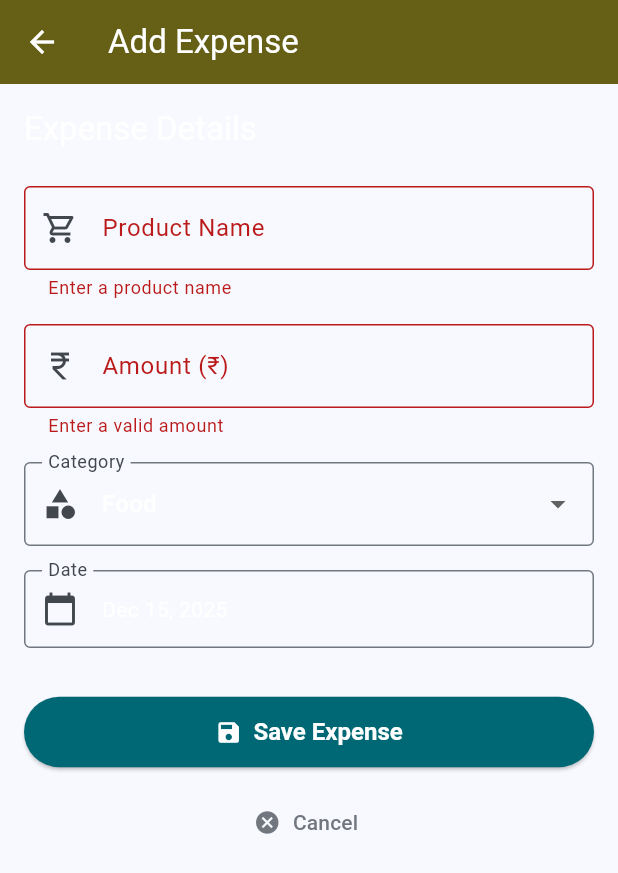
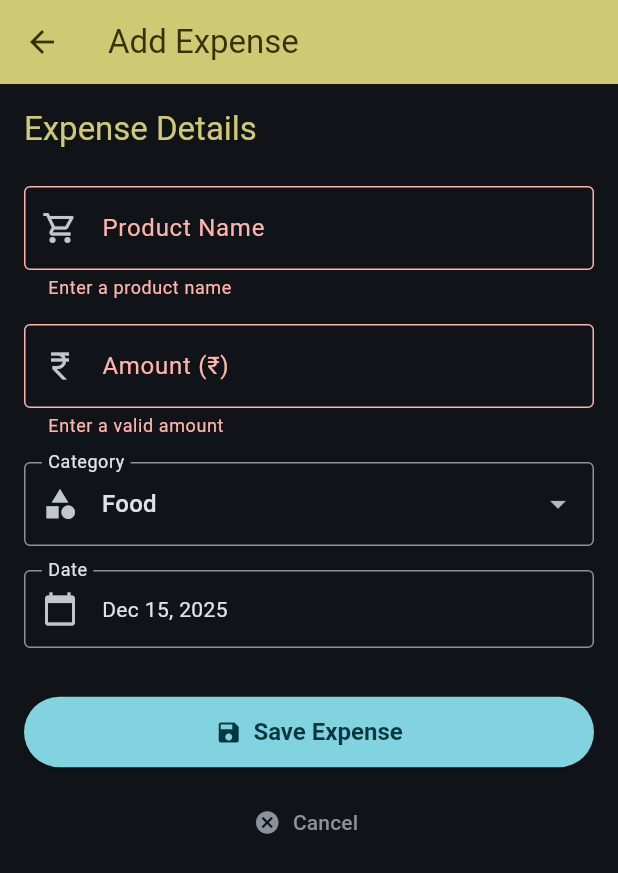
Before and after one commit to rzfi/flutter-expense-tracker, a Flutter app: the AddExpenseScreen screen opened by its route, after a tap on "Save Expense", on a phone screen of 412 x 824 dp. Shown: the top 873 px of the screen. Run offline on Flutter 3.47's test engine with Material 3 defaults, Android fonts, the phone set to English and light mode, and no system bars; our stand-ins replace auto_size_text, csv, fl_chart, google_fonts, hive, hive_flutter and 4 more; accounts and stored records are empty.

Commit message:
Bugs and Theme Changing removed

```diff
--- a/lib/main.dart
+++ b/lib/main.dart
@@ -83,7 +83,7 @@ class MyApp extends StatelessWidget {
         return MaterialApp(
           debugShowCheckedModeBanner: false,
           title: 'Budgo',
-          theme: themeProvider.materialTheme.lightScheme().copyWith(
+          theme: themeProvider.materialTheme.darkScheme().copyWith(
             visualDensity: VisualDensity.adaptivePlatformDensity,
           ),
           darkTheme: themeProvider.materialTheme.darkScheme().copyWith(
--- a/lib/screens/add_expense_screen.dart
+++ b/lib/screens/add_expense_screen.dart
@@ -1,7 +1,8 @@
+import 'package:expense/models/expense.dart';
+import 'package:expense/provider/expenses_provider.dart';
 import 'package:flutter/material.dart';
-import 'package:hive/hive.dart';
 import 'package:intl/intl.dart';
-import 'package:expense/models/expense.dart';
+import 'package:provider/provider.dart';
 
 class AddExpenseScreen extends StatefulWidget {
   const AddExpenseScreen({super.key});
@@ -11,35 +12,35 @@ class AddExpenseScreen extends StatefulWidget {
 }
 
 class _AddExpenseScreenState extends State<AddExpenseScreen> {
+  static const List<String> _categories = <String>[
+    'Food',
+    'Travel',
+    'Bills',
+    'Shopping',
+    'Other',
+  ];
+
   final _formKey = GlobalKey<FormState>();
+
   final TextEditingController _productController = TextEditingController();
   final TextEditingController _amountController = TextEditingController();
-  String _selectedCategory = 'Food';
+
+  // Only used if category == "Other"
+  final TextEditingController _customCategoryController =
+      TextEditingController();
+
+  String _selectedCategory = _categories.first;
   DateTime _selectedDate = DateTime.now();
 
-  late Box<Expense> expenseBox;
-
   @override
-  void initState() {
-    super.initState();
-    expenseBox = Hive.box<Expense>('expenses');
+  void dispose() {
+    _productController.dispose();
+    _amountController.dispose();
+    _customCategoryController.dispose();
+    super.dispose();
   }
 
-  void _submitExpense() async {
-    if (_formKey.currentState!.validate()) {
-      final expense = Expense(
-        productName: _productController.text.trim(),
-        amount: double.parse(_amountController.text.trim()),
-        category: _selectedCategory,
-        date: _selectedDate,
-      );
-
-      await expenseBox.add(expense);
-
-      if (!mounted) return;
-      Navigator.pop(context); // Go back to home screen
-    }
-  }
+  bool get _isOtherSelected => _selectedCategory == 'Other';
 
   Future<void> _pickDate() async {
     final now = DateTime.now();
@@ -48,27 +49,35 @@ class _AddExpenseScreenState extends State<AddExpenseScreen> {
       initialDate: _selectedDate,
       firstDate: DateTime(now.year - 5),
       lastDate: DateTime(now.year + 1),
-      builder: (context, child) {
-        final theme = Theme.of(context);
-        return Theme(
-          data: theme.copyWith(
-            colorScheme: theme.colorScheme.copyWith(
-              primary: theme.colorScheme.primary,
-              onPrimary: theme.colorScheme.onPrimary,
-              surface: theme.colorScheme.surface,
-              onSurface: theme.colorScheme.onSurface,
-            ),
-          ),
-          child: child!,
-        );
-      },
     );
 
     if (picked != null && picked != _selectedDate) {
-      setState(() {
-        _selectedDate = picked;
-      });
+      setState(() => _selectedDate = picked);
     }
+  }
+
+  Future<void> _submitExpense() async {
+    if (!(_formKey.currentState?.validate() ?? false)) return;
+
+    final category = _isOtherSelected
+        ? _customCategoryController.text.trim()
+        : _selectedCategory;
+
+    final expense = Expense(
+      productName: _productController.text.trim(),
+      amount: double.parse(_amountController.text.trim()),
+      category: category,
+      date: _selectedDate,
+    );
+
+    // Preferred (centralized): Provider -> Hive handled inside provider
+    await context.read<ExpensesProvider>().addExpense(expense);
+
+    // If you still use Hive directly here, use this instead:
+    // await Hive.box<Expense>('expenses').add(expense);
+
+    if (!mounted) return;
+    Navigator.pop(context);
   }
 
   @override
@@ -89,12 +98,18 @@ class _AddExpenseScreenState extends State<AddExpenseScreen> {
           child: Column(
             crossAxisAlignment: CrossAxisAlignment.stretch,
             children: [
-              Text("Expense Details", style: theme.textTheme.titleLarge),
+              Text(
+                "Expense Details",
+                style: theme.textTheme.titleLarge?.copyWith(
+                  color: color.primary,
+                ),
+              ),
               const SizedBox(height: 24),
 
               // Product Name
               TextFormField(
                 controller: _productController,
+                style: TextStyle(color: color.onSurface),
                 decoration: InputDecoration(
                   labelText: 'Product Name',
                   border: const OutlineInputBorder(),
@@ -109,14 +124,17 @@ class _AddExpenseScreenState extends State<AddExpenseScreen> {
               // Amount
               TextFormField(
                 controller: _amountController,
-                keyboardType: TextInputType.numberWithOptions(decimal: true),
-                decoration: InputDecoration(
+                keyboardType: const TextInputType.numberWithOptions(
+                  decimal: true,
+                ),
+                style: TextStyle(color: color.onSurface),
+                decoration: const InputDecoration(
                   labelText: 'Amount (₹)',
-                  border: const OutlineInputBorder(),
-                  prefixIcon: const Icon(Icons.currency_rupee),
+                  border: OutlineInputBorder(),
+                  prefixIcon: Icon(Icons.currency_rupee),
                 ),
                 validator: (value) {
-                  final amount = double.tryParse(value ?? '');
+                  final amount = double.tryParse((value ?? '').trim());
                   if (amount == null || amount <= 0) {
                     return 'Enter a valid amount';
                   }
@@ -124,37 +142,95 @@ class _AddExpenseScreenState extends State<AddExpenseScreen> {
                 },
               ),
               const SizedBox(height: 16),
+
+              // Category dropdown
               DropdownButtonFormField<String>(
-                initialValue: _selectedCategory,
+                value: _selectedCategory,
                 decoration: InputDecoration(
                   labelText: 'Category',
                   border: const OutlineInputBorder(),
                   prefixIcon: const Icon(Icons.category),
+
+                  // Key part: apply onSurface colors
+                  labelStyle: TextStyle(color: color.onSurface),
+                  hintStyle: TextStyle(color: color.onSurfaceVariant),
+                  prefixIconColor: color.onSurfaceVariant,
+
+                  // Optional: make border match theme
+                  enabledBorder: OutlineInputBorder(
+                    borderSide: BorderSide(color: color.outline),
+                  ),
+                  focusedBorder: OutlineInputBorder(
+                    borderSide: BorderSide(color: color.primary, width: 2),
+                  ),
                 ),
-                items: ['Food', 'Travel', 'Bills', 'Shopping', 'Others']
+                dropdownColor:
+                    color.surface, // optional for the opened menu background
+                items: _categories
                     .map(
-                      (cat) => DropdownMenuItem(value: cat, child: Text(cat)),
+                      (cat) => DropdownMenuItem(
+                        value: cat,
+                        child: Text(
+                          cat,
+                          style: TextStyle(color: color.onSurface),
+                        ),
+                      ),
                     )
                     .toList(),
                 onChanged: (value) {
-                  if (value != null) {
-                    setState(() {
-                      _selectedCategory = value;
-                    });
-                  }
+                  if (value == null) return;
+                  setState(() {
+                    _selectedCategory = value;
+                    if (!_isOtherSelected) _customCategoryController.clear();
+                  });
                 },
               ),
+
+              // Custom category input (only if Other selected)
+              if (_isOtherSelected) ...[
+                const SizedBox(height: 12),
+                TextFormField(
+                  controller: _customCategoryController,
+                  textCapitalization: TextCapitalization.words,
+                  style: TextStyle(color: color.onSurface),
+                  decoration: InputDecoration(
+                    labelText: 'Custom category',
+                    hintText: 'e.g., Health, Education, Fuel',
+                    border: const OutlineInputBorder(),
+                    prefixIcon: const Icon(Icons.edit_outlined),
+                    labelStyle: TextStyle(color: color.onSurface),
+                    hintStyle: TextStyle(color: color.onSurfaceVariant),
+                    prefixIconColor: color.onSurfaceVariant,
+                  ),
+                  validator: (v) {
+                    if (!_isOtherSelected) return null;
+                    final t = (v ?? '').trim();
+                    if (t.isEmpty) return 'Enter a category name';
+                    if (t.length < 2) return 'Category is too short';
+                    return null;
+                  },
+                ),
+              ],
+
               const SizedBox(height: 16),
 
+              // Date
               InkWell(
                 onTap: _pickDate,
                 child: InputDecorator(
                   decoration: InputDecoration(
                     labelText: 'Date',
                     border: const OutlineInputBorder(),
+
                     prefixIcon: const Icon(Icons.calendar_today),
+                    labelStyle: TextStyle(color: color.onSurface),
+                    hintStyle: TextStyle(color: color.onSurfaceVariant),
+                    prefixIconColor: color.onSurfaceVariant,
                   ),
-                  child: Text(DateFormat.yMMMd().format(_selectedDate)),
+                  child: Text(
+                    DateFormat.yMMMd().format(_selectedDate),
+                    style: TextStyle(color: color.onSurface),
+                  ),
                 ),
               ),
               const SizedBox(height: 32),
--- a/lib/screens/future_expenses_screen.dart
+++ b/lib/screens/future_expenses_screen.dart
@@ -21,7 +21,8 @@ class FutureExpensesScreen extends StatelessWidget {
     final result = await showDialog<double?>(
       context: context,
       builder: (_) => AlertDialog(
-        title: const Text('Confirm purchase'),
+        title: Text('Confirm purchase'),
+
         content: TextField(
           controller: controller,
           keyboardType: const TextInputType.numberWithOptions(decimal: true),
@@ -99,6 +100,7 @@ class FutureExpensesScreen extends StatelessWidget {
                 icon: Icons.shopping_bag_outlined,
                 title: 'No planned items',
                 subtitle: 'Add future purchases to track priorities and costs.',
+
               )
             else
               ...planned.map(
```
Also changed, not shown: lib/screens/settings_screen.dart (+24 -23 lines).
